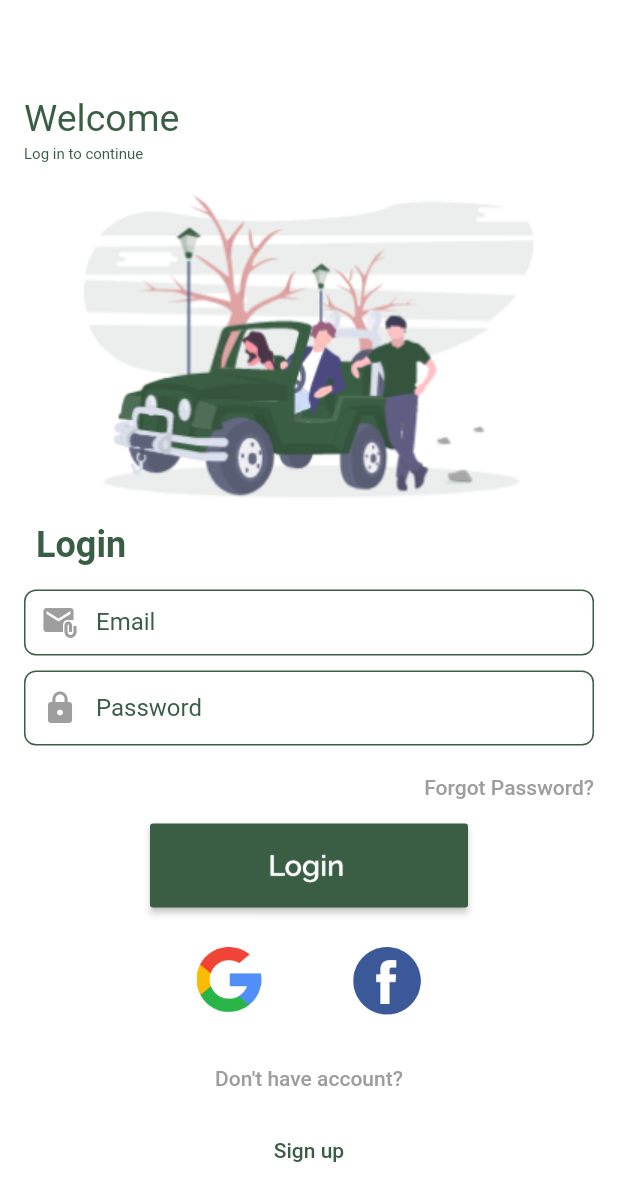
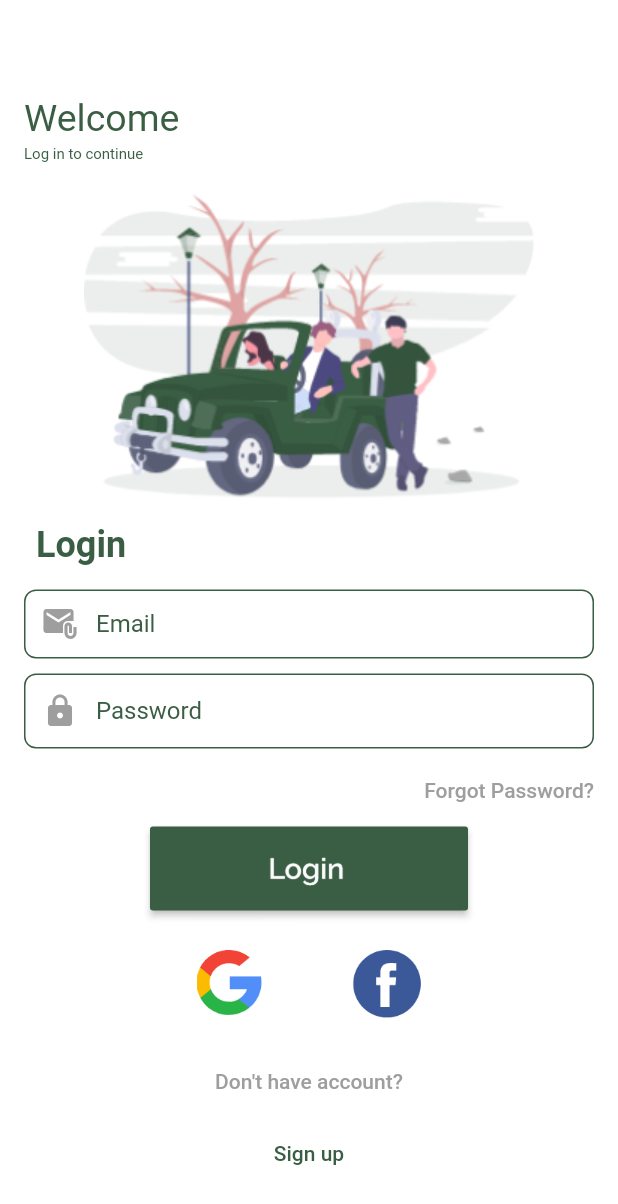
Before and after one commit to mahidul-islam/travel, a Flutter app: the screen it shows after launch, on a phone screen of 412 x 824 dp. Shown: the top 1204 px of the screen. Run offline on Flutter 3.47's test engine with Material 2 defaults, Android fonts, the phone set to English and light mode, and no system bars; our stand-ins replace cloud_firestore, firebase_core; accounts and stored records are empty.

Commit message:
first two page

```diff
--- /dev/null
+++ b/lib/forgotPass.dart
@@ -0,0 +1 @@
+import 'package:flutter/material.dart';
--- a/lib/main.dart
+++ b/lib/main.dart
@@ -73,7 +73,7 @@ class _MyHomePageState extends State<MyHomePage> {
               ),
             ),
             Container(
-              height: 60,
+              height: 62,
               padding: EdgeInsets.only(top: 16, left: 16, right: 16),
               child: TextField(
                 decoration: InputDecoration(
@@ -124,7 +124,9 @@ class _MyHomePageState extends State<MyHomePage> {
               margin: EdgeInsets.only(top: 4),
               child: FlatButton(
                 onPressed: () {
-                  // forgotPass(context);
+                  Navigator.push(context,
+                    MaterialPageRoute(builder: (context) => SignUp()),
+                  ); // forgotPass(context);
                 },
                 textColor: Colors.grey,
                 child: Text(
```
